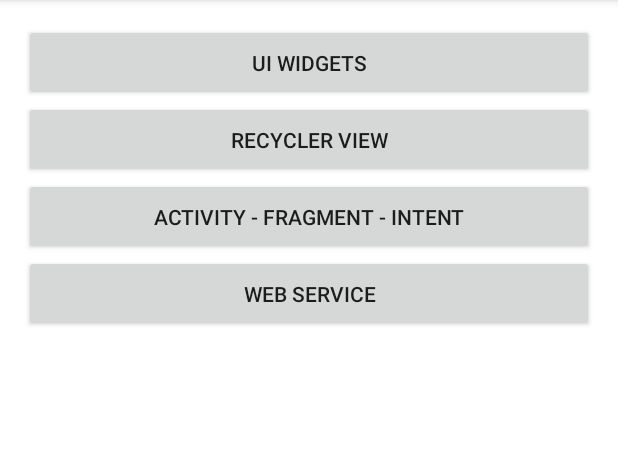
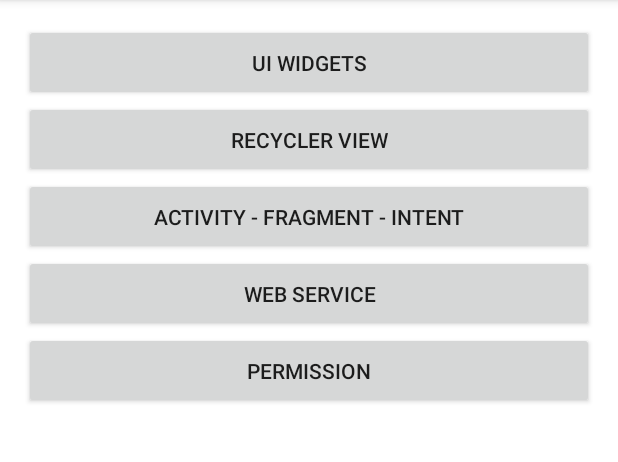
Before and after one commit to shubham-jitiya/Android, an Android app: the screen it shows after launch (MainActivity), on a phone screen of 412 x 824 dp, the part 84-546 px from its top. Run offline under Robolectric (Android 15) with nearby library versions, the phone set to English and light mode, and no system bars.

Commit message:
- implemented permission handling

```diff
--- a/app/src/main/AndroidManifest.xml
+++ b/app/src/main/AndroidManifest.xml
@@ -6,6 +6,8 @@
     <uses-permission android:name="com.android.alarm.permission.SET_ALARM" />
     <uses-permission android:name="android.permission.INTERNET" />
     <uses-permission android:name="android.permission.ACCESS_NETWORK_STATE" />
+    <uses-permission android:name="android.permission.READ_MEDIA_IMAGES"/>
+    <uses-permission android:name="android.permission.READ_EXTERNAL_STORAGE"/>
 
     <queries>
         <intent>
--- a/app/src/main/res/layout/activity_main.xml
+++ b/app/src/main/res/layout/activity_main.xml
@@ -37,4 +37,11 @@
         android:layout_height="wrap_content"
         android:text="@string/web_service" />
 
+    <androidx.appcompat.widget.AppCompatButton
+        android:id="@+id/buttonSinglePermission"
+        style="@style/Widget.AppCompat.Button"
+        android:layout_width="match_parent"
+        android:layout_height="wrap_content"
+        android:text="@string/permission" />
+
 </androidx.appcompat.widget.LinearLayoutCompat>
--- a/app/src/main/res/values/strings.xml
+++ b/app/src/main/res/values/strings.xml
@@ -261,4 +261,5 @@ The standard chunk of Lorem Ipsum used since the 1500s is reproduced below for t
     <string name="search_post">Search post</string>
     <string name="sort_post">Sort post</string>
     <string name="web_service">Web service</string>
+    <string name="permission">Permission</string>
 </resources>
```
Also changed, not shown: app/src/main/java/com/example/myapplication/MainActivity.kt (+61 -3 lines).
